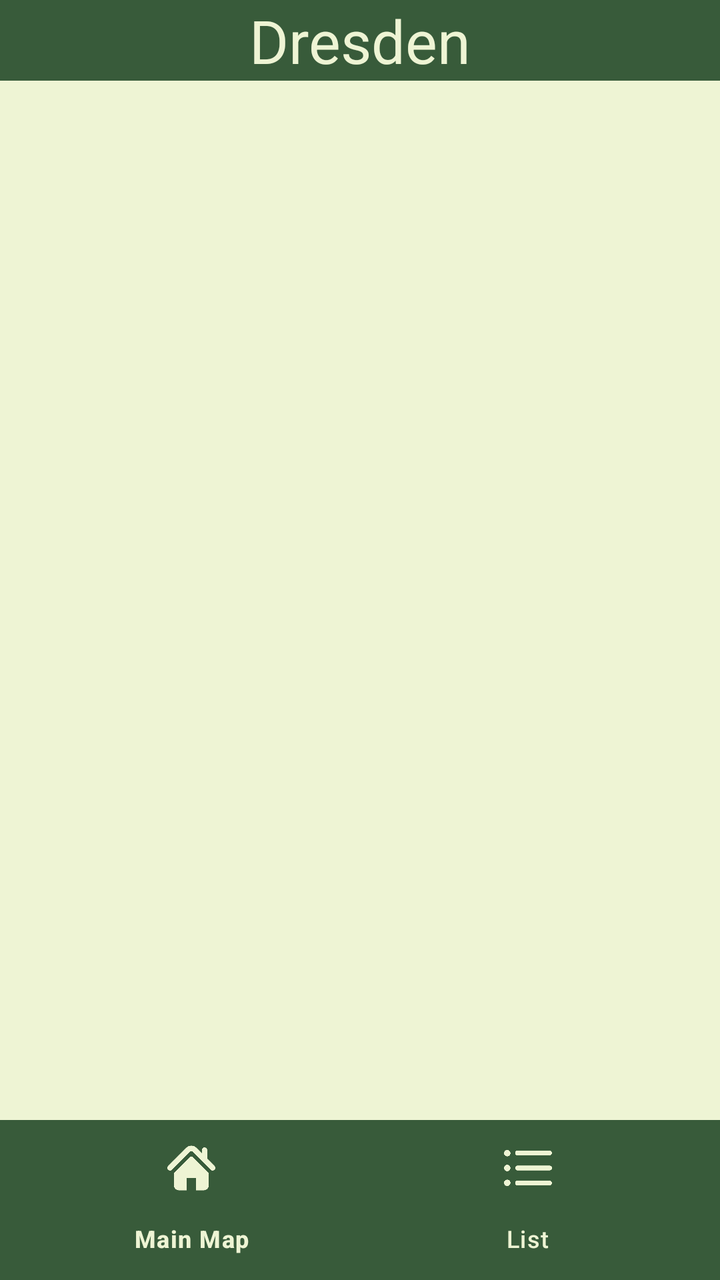
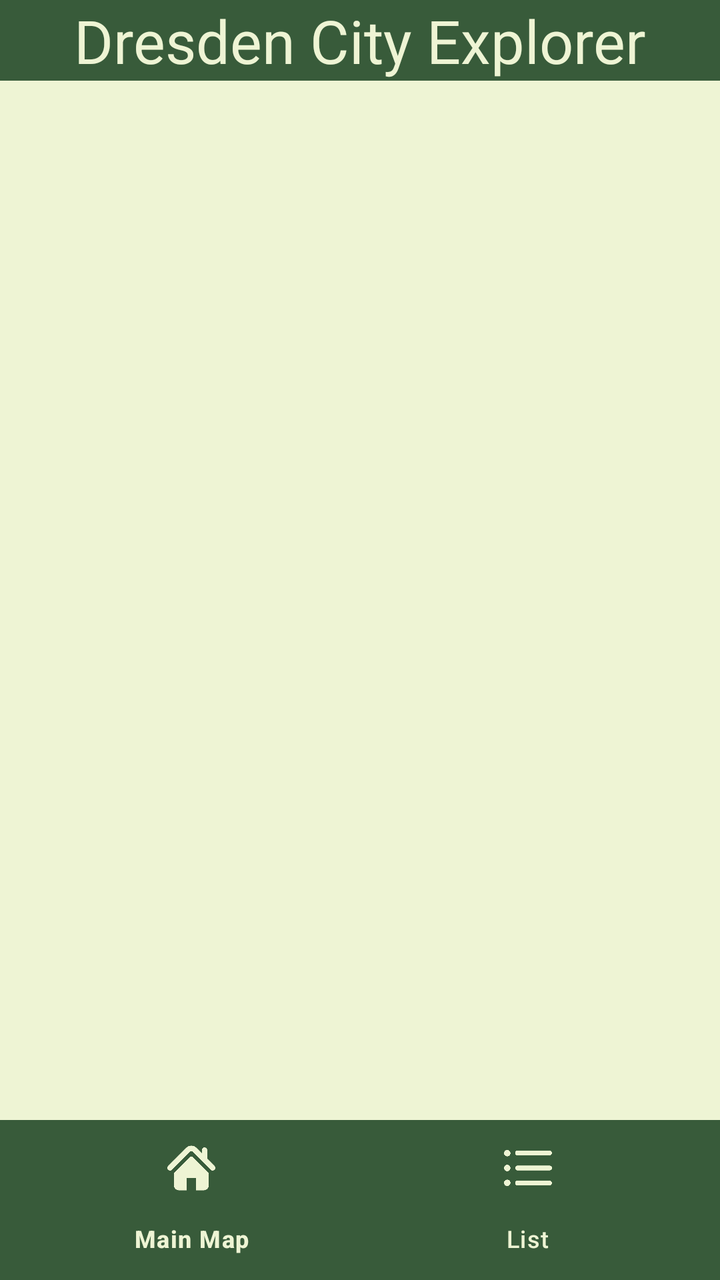

Two renders of the same Android screen: before a commit and after it. Below are the layout's source before the change and the commit's diff.
<!-- AndroidManifest.xml: application theme Theme.MapApp -->
<!-- res/layout/activity_list.xml -->
<?xml version="1.0" encoding="utf-8"?>
<RelativeLayout xmlns:android="http://schemas.android.com/apk/res/android"
    xmlns:app="http://schemas.android.com/apk/res-auto"
    android:id="@+id/main"
    android:layout_width="match_parent"
    android:layout_height="match_parent"
    android:padding="0dp">

    <TextView
        android:id="@+id/text_view_1"
        android:layout_width="match_parent"
        android:layout_height="wrap_content"
        android:background="@color/Background"
        android:gravity="center_horizontal"
        android:text="Dresden"
        android:textColor="@color/white"
        android:textSize="30sp" />

    <ListView
        android:id="@+id/list_view"
        android:layout_width="match_parent"
        android:layout_height="match_parent"
        android:layout_above="@id/btm_nav"
        android:layout_below="@id/text_view_1" />

    <com.google.android.material.bottomnavigation.BottomNavigationView
        android:id="@+id/btm_nav"
        style="@style/Widget.App.BottomNavigationView"
        android:layout_width="match_parent"
        android:layout_height="wrap_content"
        android:layout_alignParentBottom="true"
        android:background="@color/Background"
        app:itemIconTint="@color/white"
        app:itemTextColor="@color/white"
        app:menu="@menu/btm_nav_items" />

</RelativeLayout>
<!-- resources referenced by this layout -->
<resources>
  <color name="Background">#385b3a</color>
  <color name="white">#EEF4D4</color>
  <style name="Widget.App.BottomNavigationView" parent="Widget.Material3.BottomNavigationView">
          <item name="materialThemeOverlay">@style/ThemeOverlay.App.BottomNavigationView</item>
      </style>
  <style name="Theme.MapApp" parent="Base.Theme.MapApp">
          <item name="android:statusBarColor">@color/Background</item>
          <item name="android:windowBackground">@color/white</item> 
      </style>
  <style name="ThemeOverlay.App.BottomNavigationView" parent="">
          <item name="colorSecondaryContainer">@color/cambridge</item>
      </style>
  <style name="Base.Theme.MapApp" parent="Theme.Material3.DayNight.NoActionBar">
          <item name="android:statusBarColor">@color/Background</item>
      </style>
  <color name="cambridge">#8DB98F</color>
</resources>

<!-- the commit's change to res/layout/activity_list.xml (unified diff, before → after) -->
@@ -12,7 +12,7 @@
         android:layout_height="wrap_content"
         android:background="@color/Background"
         android:gravity="center_horizontal"
-        android:text="Dresden"
+        android:text="@string/app_name"
         android:textColor="@color/white"
         android:textSize="30sp" />
 
<!-- resource entries referenced after the edit -->
@@ -2,6 +2,7 @@
 <resources>
   <color name="Background">#385b3a</color>
   <color name="white">#EEF4D4</color>
+  <string name="app_name">Dresden City Explorer</string>
   <style name="Widget.App.BottomNavigationView" parent="Widget.Material3.BottomNavigationView">
           <item name="materialThemeOverlay">@style/ThemeOverlay.App.BottomNavigationView</item>
       </style>
